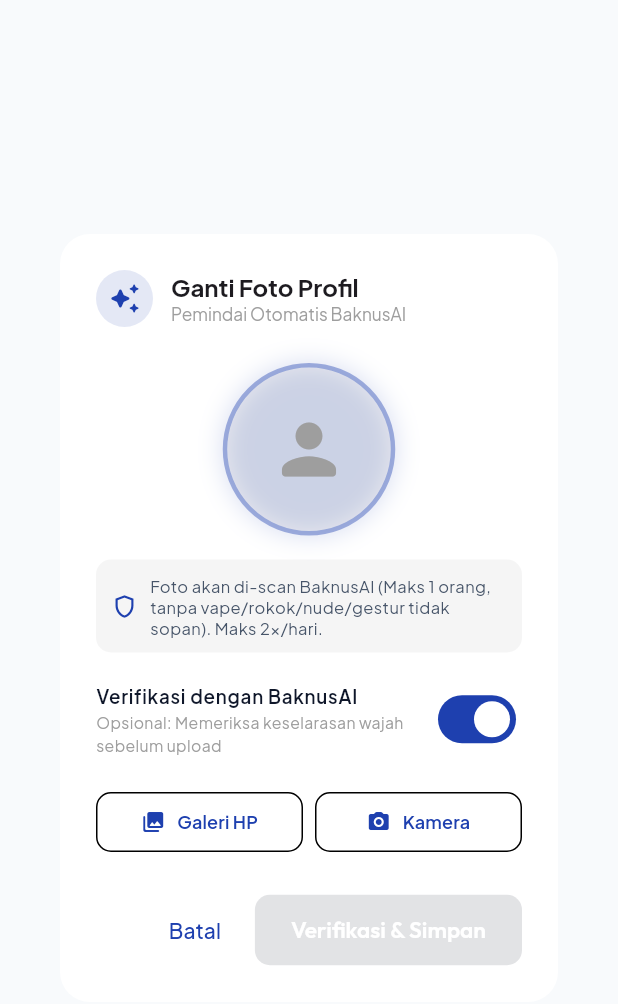
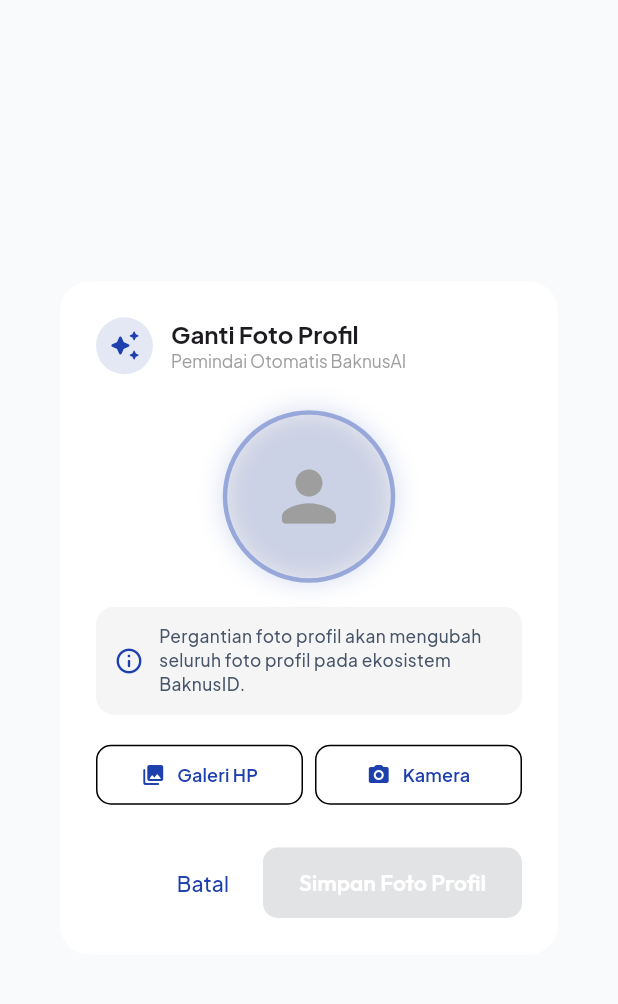
Before and after one commit to frianprianas/baknusmail_mobile, a Flutter app: the AvatarPickerDialog widget shown alone on an empty page, opened directly, on a phone screen of 412 x 824 dp. Shown: the top 1004 px of the screen. Run offline on Flutter 3.47's test engine with Material 3 defaults, Android fonts, the phone set to English and light mode, and no system bars; our stand-ins replace audioplayers, cloud_firestore, dio, file_picker, firebase_core, firebase_messaging and 10 more; missing offline and left inert: enough_mail, mobile_scanner, record; accounts and stored records are empty; network calls fail.

Commit message:
Enforce 2x attempt limit for success/failure, remove AI toggle, update eco-system info text, and restrict parent mode

```diff
--- a/lib/presentation/widgets/avatar_picker_dialog.dart
+++ b/lib/presentation/widgets/avatar_picker_dialog.dart
@@ -15,6 +15,26 @@
   const AvatarPickerDialog({super.key});
 
   static Future<bool?> show(BuildContext context) {
+    final auth = context.read<AuthProvider>();
+    if (auth.isParentMode) {
+      ScaffoldMessenger.of(context).showSnackBar(
+        const SnackBar(
+          content: Row(
+            children: [
+              Icon(Icons.info_outline_rounded, color: Colors.white),
+              SizedBox(width: 10),
+              Expanded(
+                child: Text('Fitur ini tidak tersedia untuk akun Orang Tua.'),
+              ),
+            ],
+          ),
+          backgroundColor: Colors.orange,
+          behavior: SnackBarBehavior.floating,
+        ),
+      );
+      return Future.value(false);
+    }
+
     return showDialog<bool>(
       context: context,
       barrierDismissible: false,
@@ -30,7 +50,6 @@
   Uint8List? _selectedBytes;
   String? _base64Image;
   bool _isProcessing = false;
-  bool _validateWithAI = true;
   String _statusText = '';
 
   /// Resize & optimasi image bytes
@@ -56,6 +75,9 @@
 
   /// 1. Pilih Foto dari Galeri/Kamera dengan ImagePicker / FilePicker
   Future<void> _pickImage([ImageSource source = ImageSource.gallery]) async {
+    final auth = context.read<AuthProvider>();
+    if (auth.isParentMode) return;
+
     try {
       final ImagePicker picker = ImagePicker();
       final XFile? pickedFile = await picker.pickImage(
@@ -133,12 +155,24 @@
     final auth = context.read<AuthProvider>();
     final userEmail = auth.currentUser?.email ?? '';
 
-    // 1. Cek Kuota Harian (Maksimal 2x Per Hari)
+    // Cek Mode Orang Tua
+    if (auth.isParentMode) {
+      if (mounted) {
+        await _showResultDialog(
+          title: 'Fitur Dibatasi',
+          message: 'Fitur ini tidak tersedia untuk akun Orang Tua.',
+          isWarning: true,
+        );
+      }
+      return;
+    }
+
+    // Cek Kuota Harian Percobaan (Maksimal 2x Per Hari - Baik Gagal maupun Berhasil)
     final canUpload = await BaknusAIClientService.canChangeAvatarToday();
     if (!canUpload) {
       if (mounted) {
         await _showResultDialog(
-          title: 'Batas Kuota Harian',
+          title: 'Batas Percobaan Harian',
           message: 'Fasilitas perubahan foto profil belum tersedia, coba lagi nanti.',
           isWarning: true,
         );
@@ -151,7 +185,10 @@
       _statusText = 'sedang discan oleh BaknusAI';
     });
 
-    if (_validateWithAI) {
+    // Catat percobaan ini (Gagal maupun berhasil tetap menghitung kuota)
+    await BaknusAIClientService.incrementDailyAvatarCount();
+
+    // 1. Validasi BaknusAI Client (Default Wajib)
     final aiResult = await BaknusAIClientService.validateProfilePhoto(
       base64Image: _base64Image!,
     );
@@ -173,13 +210,12 @@
       );
       return;
     }
-    }
 
     setState(() {
       _statusText = 'Mengunggah foto profil ke server...';
     });
 
-    // Upload ke server backend
+    // 2. Upload ke server backend
     final res = await BaknusMailProfileService.updateProfile(
       email: userEmail,
       avatarBase64: _base64Image,
@@ -189,7 +225,6 @@
     if (!mounted) return;
 
     if (res['success'] == true) {
-      await BaknusAIClientService.incrementDailyAvatarCount();
       await auth.updateAvatarState(_base64Image!);
       if (!mounted) return;
       setState(() => _isProcessing = false);
@@ -276,6 +311,8 @@
   Widget build(BuildContext context) {
     final theme = Theme.of(context);
     final isDark = theme.brightness == Brightness.dark;
+    final auth = context.watch<AuthProvider>();
+    final isParentMode = auth.isParentMode;
 
     return AlertDialog(
       shape: RoundedRectangleBorder(borderRadius: BorderRadius.circular(20)),
@@ -284,27 +321,29 @@
           Container(
             padding: const EdgeInsets.all(8),
             decoration: BoxDecoration(
-              color: AppColors.primary.withValues(alpha: 0.12),
+              color: isParentMode
+                  ? Colors.grey.withValues(alpha: 0.12)
+                  : AppColors.primary.withValues(alpha: 0.12),
               shape: BoxShape.circle,
             ),
-            child: const Icon(
-              Icons.auto_awesome_rounded,
-              color: AppColors.primary,
+            child: Icon(
+              isParentMode ? Icons.block_rounded : Icons.auto_awesome_rounded,
+              color: isParentMode ? Colors.grey : AppColors.primary,
               size: 22,
             ),
           ),
           const SizedBox(width: 12),
-          const Expanded(
+          Expanded(
             child: Column(
               crossAxisAlignment: CrossAxisAlignment.start,
               children: [
-                Text(
+                const Text(
                   'Ganti Foto Profil',
                   style: TextStyle(fontSize: 16, fontWeight: FontWeight.bold),
                 ),
                 Text(
-                  'Pemindai Otomatis BaknusAI',
-                  style: TextStyle(fontSize: 11.5, color: Colors.grey),
+                  isParentMode ? 'Mode Orang Tua' : 'Pemindai Otomatis BaknusAI',
+                  style: const TextStyle(fontSize: 11.5, color: Colors.grey),
                 ),
               ],
             ),
@@ -316,6 +355,29 @@
           mainAxisSize: MainAxisSize.min,
           children: [
             const SizedBox(height: 8),
+
+            if (isParentMode)
+              Container(
+                margin: const EdgeInsets.only(bottom: 16),
+                padding: const EdgeInsets.all(12),
+                decoration: BoxDecoration(
+                  color: Colors.orange.withValues(alpha: 0.12),
+                  borderRadius: BorderRadius.circular(12),
+                  border: Border.all(color: Colors.orange.withValues(alpha: 0.3)),
+                ),
+                child: const Row(
+                  children: [
+                    Icon(Icons.info_outline_rounded, color: Colors.orange, size: 20),
+                    SizedBox(width: 10),
+                    Expanded(
+                      child: Text(
+                        'Fitur ini tidak tersedia untuk akun Orang Tua.',
+                        style: TextStyle(fontSize: 12, fontWeight: FontWeight.w600, color: Colors.orange),
+                      ),
+                    ),
+                  ],
+                ),
+              ),
 
             // Preview Circle Avatar dengan Animasi Scan BaknusAI
             Center(
@@ -415,55 +477,32 @@
               )
             else
               Container(
-                padding: const EdgeInsets.all(10),
+                padding: const EdgeInsets.all(12),
                 decoration: BoxDecoration(
                   color: isDark
                       ? Colors.white.withValues(alpha: 0.06)
                       : Colors.grey.withValues(alpha: 0.1),
-                  borderRadius: BorderRadius.circular(10),
+                  borderRadius: BorderRadius.circular(12),
                 ),
                 child: const Row(
                   children: [
                     Icon(
-                      Icons.shield_outlined,
-                      size: 18,
+                      Icons.info_outline_rounded,
+                      size: 20,
                       color: AppColors.primary,
                     ),
-                    SizedBox(width: 8),
+                    SizedBox(width: 10),
                     Expanded(
                       child: Text(
-                        'Foto akan di-scan BaknusAI (Maks 1 orang, tanpa vape/rokok/nude/gestur tidak sopan). Maks 2x/hari.',
-                        style: TextStyle(fontSize: 11, height: 1.3),
+                        'Pergantian foto profil akan mengubah seluruh foto profil pada ekosistem BaknusID.',
+                        style: TextStyle(fontSize: 11.5, height: 1.35, fontWeight: FontWeight.w500),
                       ),
                     ),
                   ],
                 ),
               ),
 
-            const SizedBox(height: 12),
-
-            // Switch Toggle Verifikasi AI Opsional
-            SwitchListTile(
-              contentPadding: EdgeInsets.zero,
-              dense: true,
-              value: _validateWithAI,
-              activeTrackColor: AppColors.primary,
-              title: const Text(
-                'Verifikasi dengan BaknusAI',
-                style: TextStyle(fontSize: 12.5, fontWeight: FontWeight.w600),
-              ),
-              subtitle: const Text(
-                'Opsional: Memeriksa keselarasan wajah sebelum upload',
-                style: TextStyle(fontSize: 10.5, color: Colors.grey),
-              ),
-              onChanged: _isProcessing
-                  ? null
-                  : (val) {
-                      setState(() => _validateWithAI = val);
-                    },
-            ),
-
-            const SizedBox(height: 12),
+            const SizedBox(height: 16),
 
             // Tombol Pilih Foto Galeri & Kamera
             Row(
@@ -476,7 +515,7 @@
                         borderRadius: BorderRadius.circular(10),
                       ),
                     ),
-                    onPressed: _isProcessing ? null : () => _pickImage(ImageSource.gallery),
+                    onPressed: (_isProcessing || isParentMode) ? null : () => _pickImage(ImageSource.gallery),
                     icon: const Icon(Icons.photo_library_rounded, size: 16),
                     label: const Text(
                       'Galeri HP',
@@ -493,7 +532,7 @@
                         borderRadius: BorderRadius.circular(10),
                       ),
                     ),
-                    onPressed: _isProcessing ? null : () => _pickImage(ImageSource.camera),
+                    onPressed: (_isProcessing || isParentMode) ? null : () => _pickImage(ImageSource.camera),
                     icon: const Icon(Icons.camera_alt_rounded, size: 16),
                     label: const Text(
                       'Kamera',
@@ -518,10 +557,10 @@
               borderRadius: BorderRadius.circular(10),
             ),
           ),
-          onPressed: (_isProcessing || _base64Image == null) ? null : _processUpload,
-          child: Text(
-            _validateWithAI ? 'Verifikasi & Simpan' : 'Simpan Foto Profil',
-            style: const TextStyle(color: Colors.white),
+          onPressed: (_isProcessing || _base64Image == null || isParentMode) ? null : _processUpload,
+          child: const Text(
+            'Simpan Foto Profil',
+            style: TextStyle(color: Colors.white),
           ),
         ),
       ],
```
Lines whose indentation alone changed are shown as unchanged.
